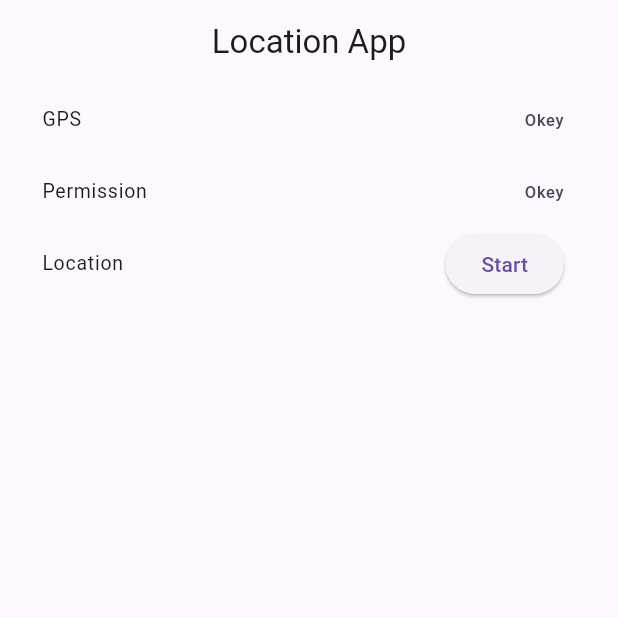
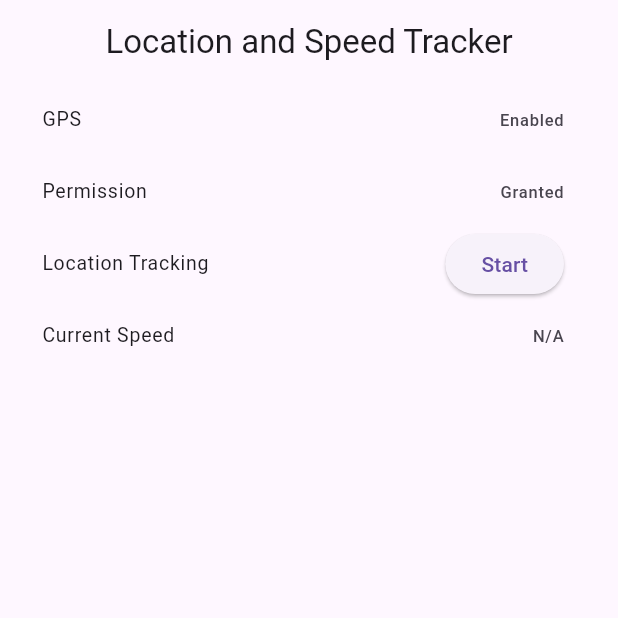
Before and after one commit to duelHunter/location_and_speed_tracking, a Flutter app: the screen it shows after launch, after a tap on "Start", after a tap on "Stop", on a phone screen of 412 x 824 dp, the top half of it. Run offline on Flutter 3.47's test engine with Material 3 defaults, Android fonts, the phone set to English and light mode, and no system bars; our stand-ins replace get, location, permission_handler.

Commit message:
speed tracking part

```diff
--- a/lib/main.dart
+++ b/lib/main.dart
@@ -1,11 +1,6 @@
-import 'dart:async';
-import 'dart:developer';
-
 import 'package:flutter/material.dart';
 import 'package:get/get_navigation/get_navigation.dart';
-
-import 'package:location/location.dart' as l;
-import 'package:permission_handler/permission_handler.dart';
+import 'screens/home_screen.dart';
 
 void main() => runApp(const MyApp());
 
@@ -21,194 +16,3 @@ class MyApp extends StatelessWidget {
     );
   }
 }
-
-class HomeScreen extends StatefulWidget {
-  const HomeScreen({Key? key}) : super(key: key);
-
-  @override
-  State<HomeScreen> createState() => _HomeScreenState();
-}
-
-class _HomeScreenState extends State<HomeScreen> {
-  bool gpsEnabled = false;
-  bool permissionGranted = false;
-  l.Location location = l.Location();
-  late StreamSubscription subscription;
-  bool trackingEnabled = false;
-
-  List<l.LocationData> locations = [];
-
-  @override
-  void initState() {
-    super.initState();
-    checkStatus();
-  }
-
-  @override
-  void dispose() {
-    stopTracking();
-    super.dispose();
-  }
-
-  @override
-  Widget build(BuildContext context) {
-    return Scaffold(
-      appBar: AppBar(
-        title: const Text('Location App'),
-        centerTitle: true,
-      ),
-      body: Padding(
-        padding: const EdgeInsets.symmetric(horizontal: 12),
-        child: Column(
-          mainAxisSize: MainAxisSize.max,
-          mainAxisAlignment: MainAxisAlignment.start,
-          children: [
-            buildListTile(
-              "GPS",
-              gpsEnabled
-                  ? const Text("Okey")
-                  : ElevatedButton(
-                  onPressed: () {
-                    requestEnableGps();
-                  },
-                  child: const Text("Enable Gps")),
-            ),
-            buildListTile(
-              "Permission",
-              permissionGranted
-                  ? const Text("Okey")
-                  : ElevatedButton(
-                  onPressed: () {
-                    requestLocationPermission();
-                  },
-                  child: const Text("Request Permission")),
-            ),
-            buildListTile(
-              "Location",
-              trackingEnabled
-                  ? ElevatedButton(
-                  onPressed: () {
-                    stopTracking();
-                  },
-                  child: const Text("Stop"))
-                  : ElevatedButton(
-                  onPressed: gpsEnabled && permissionGranted
-                      ? () {
-                    startTracking();
-                  }
-                      : null,
-                  child: const Text("Start")),
-            ),
-            Expanded(
-                child: ListView.builder(
-                  itemCount: locations.length,
-                  itemBuilder: (context, index) {
-                    return ListTile(
-                      title: Text(
-                          "${locations[index].latitude} ${locations[index].longitude}"),
-                    );
-                  },
-                ))
-          ],
-        ),
-      ),
-    );
-  }
-
-  ListTile buildListTile(
-      String title,
-      Widget? trailing,
-      ) {
-    return ListTile(
-      dense: true,
-      title: Text(title),
-      trailing: trailing,
-    );
-  }
-
-  void requestEnableGps() async {
-    if (gpsEnabled) {
-      log("Already open");
-    } else {
-      bool isGpsActive = await location.requestService();
-      if (!isGpsActive) {
-        setState(() {
-          gpsEnabled = false;
-        });
-        log("User did not turn on GPS");
-      } else {
-        log("gave permission to the user and opened it");
-        setState(() {
-          gpsEnabled = true;
-        });
-
-      }
-    }
-  }
-
-  void requestLocationPermission() async {
-    PermissionStatus permissionStatus =
-    await Permission.locationWhenInUse.request();
-    if (permissionStatus == PermissionStatus.granted) {
-      setState(() {
-        permissionGranted = true;
-      });
-    } else {
-      setState(() {
-        permissionGranted = false;
-      });
-    }
-  }
-
-  Future<bool> isPermissionGranted() async {
-    return await Permission.locationWhenInUse.isGranted;
-  }
-
-  Future<bool> isGpsEnabled() async {
-    return await Permission.location.serviceStatus.isEnabled;
-  }
-
-  checkStatus() async {
-    bool _permissionGranted = await isPermissionGranted();
-    bool _gpsEnabled = await isGpsEnabled();
-    setState(() {
-      permissionGranted = _permissionGranted;
-      gpsEnabled = _gpsEnabled;
-    });
-  }
-
-  addLocation(l.LocationData data) {
-    setState(() {
-      locations.insert(0, data);
-    });
-  }
-
-  clearLocation() {
-    setState(() {
-      locations.clear();
-    });
-  }
-
-  void startTracking() async {
-    if (!(await isGpsEnabled())) {
-      return;
-    }
-    if (!(await isPermissionGranted())) {
-      return;
-    }
-    subscription = location.onLocationChanged.listen((event) {
-      addLocation(event);
-    });
-    setState(() {
-      trackingEnabled = true;
-    });
-  }
-
-  void stopTracking() {
-    subscription.cancel();
-    setState(() {
-      trackingEnabled = false;
-    });
-    clearLocation();
-  }
-}
--- /dev/null
+++ b/lib/screens/home_screen.dart
@@ -0,0 +1,144 @@
+import 'dart:async';
+import 'dart:developer';
+
+import 'package:flutter/material.dart';
+import 'package:location/location.dart' as l;
+import '../widgets/location_tile.dart';
+import '../utils/permissions.dart';
+
+class HomeScreen extends StatefulWidget {
+  const HomeScreen({Key? key}) : super(key: key);
+
+  @override
+  State<HomeScreen> createState() => _HomeScreenState();
+}
+
+class _HomeScreenState extends State<HomeScreen> {
+  bool gpsEnabled = false;
+  bool permissionGranted = false;
+  l.Location location = l.Location();
+  late StreamSubscription subscription;
+  bool trackingEnabled = false;
+
+  List<l.LocationData> locations = [];
+  double? currentSpeed;
+
+  @override
+  void initState() {
+    super.initState();
+    checkStatus();
+  }
+
+  @override
+  void dispose() {
+    stopTracking();
+    super.dispose();
+  }
+
+  @override
+  Widget build(BuildContext context) {
+    return Scaffold(
+      appBar: AppBar(
+        title: const Text('Location and Speed Tracker'),
+        centerTitle: true,
+      ),
+      body: Padding(
+        padding: const EdgeInsets.symmetric(horizontal: 12),
+        child: Column(
+          mainAxisSize: MainAxisSize.max,
+          mainAxisAlignment: MainAxisAlignment.start,
+          children: [
+            LocationTile(
+              title: "GPS",
+              trailing: gpsEnabled
+                  ? const Text("Enabled")
+                  : ElevatedButton(
+                      onPressed: requestEnableGps,
+                      child: const Text("Enable GPS"),
+                    ),
+            ),
+            LocationTile(
+              title: "Permission",
+              trailing: permissionGranted
+                  ? const Text("Granted")
+                  : ElevatedButton(
+                      onPressed: requestLocationPermission,
+                      child: const Text("Request Permission"),
+                    ),
+            ),
+            LocationTile(
+              title: "Location Tracking",
+              trailing: trackingEnabled
+                  ? ElevatedButton(
+                      onPressed: stopTracking,
+                      child: const Text("Stop"),
+                    )
+                  : ElevatedButton(
+                      onPressed: gpsEnabled && permissionGranted
+                          ? startTracking
+                          : null,
+                      child: const Text("Start"),
+                    ),
+            ),
+            LocationTile(
+              title: "Current Speed",
+              trailing: currentSpeed != null
+                  ? Text("${currentSpeed!.toStringAsFixed(2)} m/s")
+                  : const Text("N/A"),
+            ),
+            Expanded(
+              child: ListView.builder(
+                itemCount: locations.length,
+                itemBuilder: (context, index) {
+                  return ListTile(
+                    title: Text(
+                      "Lat: ${locations[index].latitude}, Lon: ${locations[index].longitude}",
+                    ),
+                  );
+                },
+              ),
+            )
+          ],
+        ),
+      ),
+    );
+  }
+
+  void requestEnableGps() async {
+    gpsEnabled = await Permissions.isGpsEnabled();
+    if (!gpsEnabled) {
+      bool isGpsActive = await location.requestService();
+      setState(() => gpsEnabled = isGpsActive);
+    }
+  }
+
+  void requestLocationPermission() async {
+    permissionGranted = await Permissions.requestLocationPermission();
+    setState(() {});
+  }
+
+  void checkStatus() async {
+    gpsEnabled = await Permissions.isGpsEnabled();
+    permissionGranted = await Permissions.isPermissionGranted();
+    setState(() {});
+  }
+
+  void startTracking() async {
+    subscription = location.onLocationChanged.listen((event) {
+      setState(() {
+        currentSpeed = event.speed; // Speed is in meters/second
+        locations.insert(0, event);
+      });
+    });
+    setState(() => trackingEnabled = true);
+  }
+
+  void stopTracking() {
+    subscription.cancel();
+    setState(() {
+      trackingEnabled = false;
+      currentSpeed = null;
+    });
+    locations.clear();
+  }
+}
--- /dev/null
+++ b/lib/utils/constants.dart
@@ -0,0 +1,7 @@
+class Constants {
+  static const String appTitle = 'Location and Speed Tracker';
+  static const String enableGpsText = 'Enable GPS';
+  static const String requestPermissionText = 'Request Permission';
+  static const String startTrackingText = 'Start Tracking';
+  static const String stopTrackingText = 'Stop Tracking';
+}
--- /dev/null
+++ b/lib/utils/permissions.dart
@@ -0,0 +1,17 @@
+import 'package:permission_handler/permission_handler.dart';
+
+class Permissions {
+  static Future<bool> requestLocationPermission() async {
+    PermissionStatus permissionStatus =
+        await Permission.locationWhenInUse.request();
+    return permissionStatus == PermissionStatus.granted;
+  }
+
+  static Future<bool> isPermissionGranted() async {
+    return await Permission.locationWhenInUse.isGranted;
+  }
+
+  static Future<bool> isGpsEnabled() async {
+    return await Permission.location.serviceStatus.isEnabled;
+  }
+}
--- /dev/null
+++ b/lib/widgets/location_tile.dart
@@ -0,0 +1,18 @@
+import 'package:flutter/material.dart';
+
+class LocationTile extends StatelessWidget {
+  final String title;
+  final Widget? trailing;
+
+  const LocationTile({Key? key, required this.title, this.trailing})
+      : super(key: key);
+
+  @override
+  Widget build(BuildContext context) {
+    return ListTile(
+      dense: true,
+      title: Text(title),
+      trailing: trailing,
+    );
+  }
+}
```
